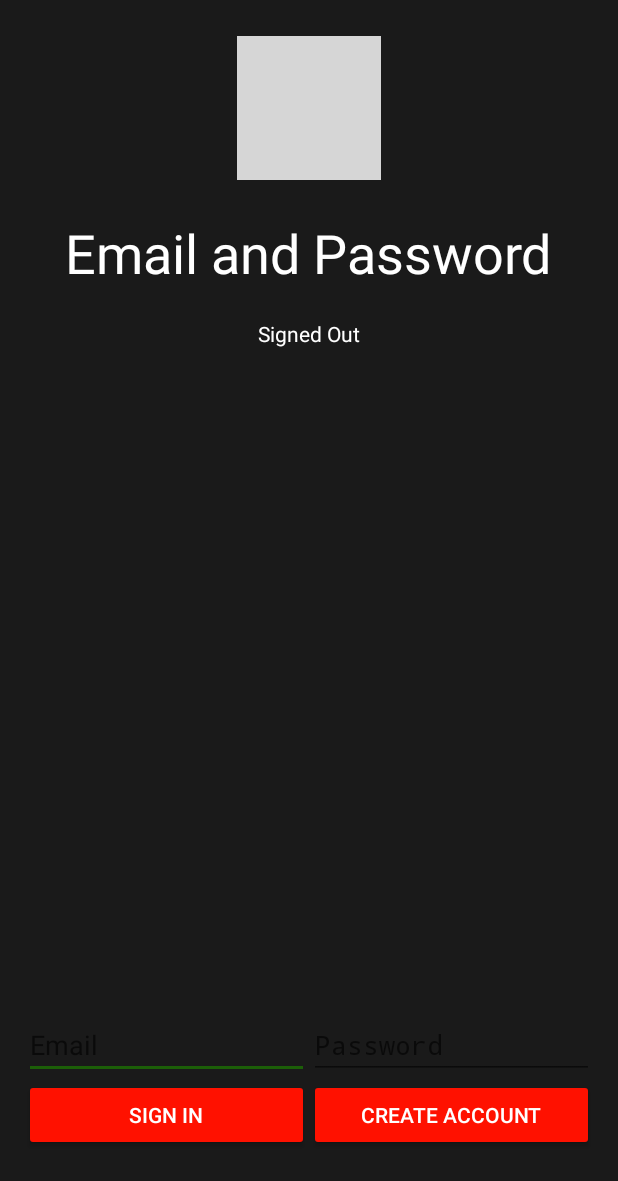
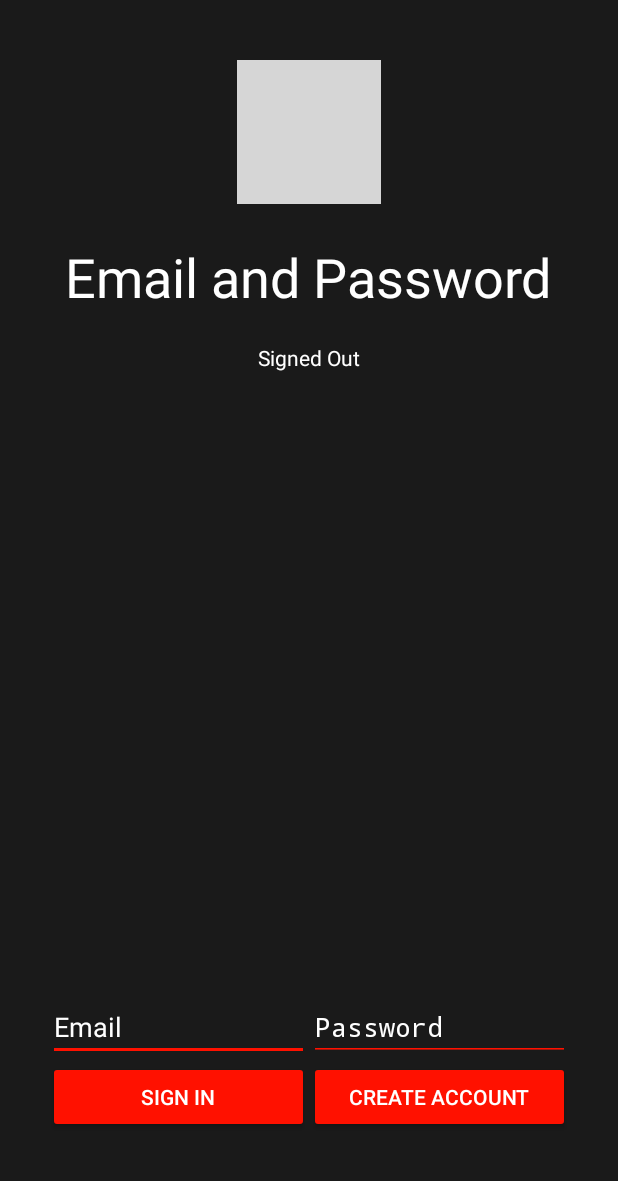
Before and after one commit to KENUBBE/Marvellisimo, an Android app: the screen it shows after launch (LoginActivity), on a phone screen of 412 x 824 dp. Shown: the top 1181 px of the screen. Run offline under Robolectric (Android 15) with nearby library versions, the phone set to English and light mode, and no system bars; our stand-ins replace Firebase (no records; nobody signed in at launch, a user with empty details on screens opened directly); grey boxes are pictures that could not be loaded.

Commit message:
Some padding here and there -> minor hotfix in login activity

```diff
--- a/app/src/main/java/com/marvellisimo/login/LoginActivity.kt
+++ b/app/src/main/java/com/marvellisimo/login/LoginActivity.kt
@@ -43,7 +43,7 @@ class LoginActivity : Activity(), View.OnClickListener {
     public override fun onStart() {
         super.onStart()
         val currentUser = auth.currentUser
-        updateUI(currentUser)
+        isUserLoggedIn(currentUser)
     }
 
     private fun createAccount(email: String, password: String) {
@@ -59,7 +59,6 @@ class LoginActivity : Activity(), View.OnClickListener {
                 if (task.isSuccessful) {
                     Log.d(TAG, "createUserWithEmail:success")
                     val user = auth.currentUser
-                    addUserToDb(user)
                     sendEmailVerification()
                 } else {
                     Log.w(TAG, "createUserWithEmail:failure", task.exception)
@@ -105,7 +104,7 @@ class LoginActivity : Activity(), View.OnClickListener {
                 if (task.isSuccessful) {
                     Log.d(TAG, "signInWithEmail:success")
                     val user = auth.currentUser
-                    updateUI(user)
+                    isUserLoggedIn(user)
                     setUserStatus(user)
                 } else {
                     Log.w(TAG, "signInWithEmail:failure", task.exception)
@@ -158,12 +157,17 @@ class LoginActivity : Activity(), View.OnClickListener {
         return valid
     }
 
+    private fun isUserLoggedIn(user: FirebaseUser?) {
+        if (user != null && user.isEmailVerified) {
+            addUserToDb(user)
+            val intent = Intent(this, MainActivity::class.java)
+            startActivity(intent)
+        }
+    }
+
     private fun updateUI(user: FirebaseUser?) {
         hideProgressDialog()
-        if (user != null && user.isEmailVerified) {
-            val intent = Intent(this, MainActivity::class.java)
-            startActivity(intent)
-        } else if (user == null){
+        if (user == null){
             Toast.makeText(baseContext,
                 "Wrong password or email ",
                 Toast.LENGTH_SHORT).show()
--- a/app/src/main/res/layout/activity_login.xml
+++ b/app/src/main/res/layout/activity_login.xml
@@ -2,6 +2,10 @@
 <LinearLayout xmlns:android="http://schemas.android.com/apk/res/android"
               xmlns:tools="http://schemas.android.com/tools"
               android:id="@+id/main_layout"
+              android:paddingLeft="@dimen/activity_horizontal_margin"
+              android:paddingRight="@dimen/activity_horizontal_margin"
+              android:paddingTop="@dimen/activity_vertical_margin"
+              android:paddingBottom="@dimen/activity_vertical_margin"
               android:layout_width="match_parent"
               android:layout_height="match_parent"
               android:background="@color/colorPrimary"
@@ -65,15 +69,21 @@
                     android:layout_height="wrap_content"
                     android:layout_weight="1"
                     android:hint="@string/hint_email"
-                    android:inputType="textEmailAddress" />
+                    android:textColorHint="@color/textColorWhite"
+                    android:backgroundTint="@color/defaultTextViewColor"
+                    android:textColor="@color/textColorWhite"
+                    android:inputType="textEmailAddress"/>
 
             <EditText
                     android:id="@+id/fieldPassword"
                     android:layout_width="0dp"
                     android:layout_height="wrap_content"
                     android:layout_weight="1"
+                    android:textColorHint="@color/textColorWhite"
+                    android:backgroundTint="@color/defaultTextViewColor"
+                    android:textColor="@color/textColorWhite"
                     android:hint="@string/hint_password"
-                    android:inputType="textPassword" />
+                    android:inputType="textPassword"/>
         </LinearLayout>
 
         <LinearLayout
```
Also changed, not shown: app/src/main/res/layout/activity_online_user_list.xml (+6 -4 lines).
